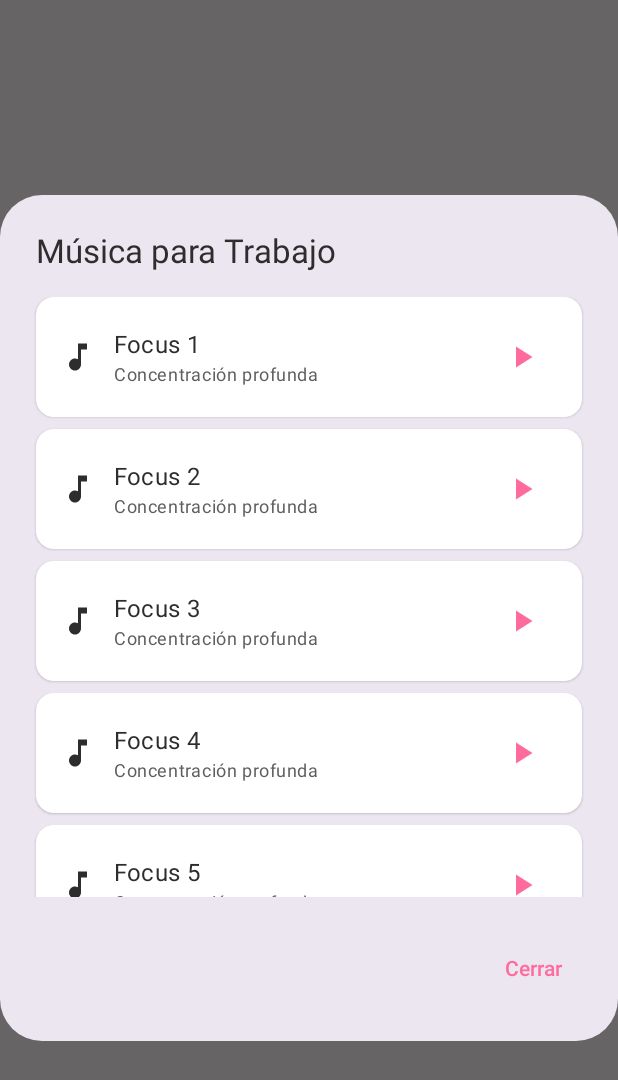
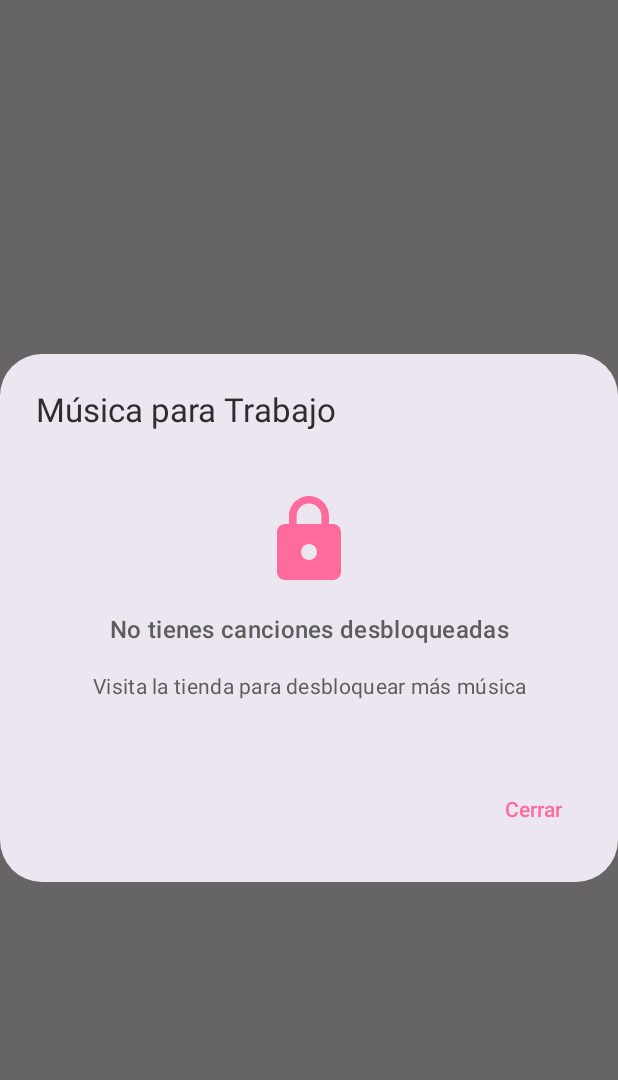
Before and after one commit to Adano89859/PomodoroAndroid, an Android app built with Jetpack Compose: the composable MusicSelectorDialog called with empty values, on a phone screen of 412 x 824 dp. Shown: the top 1080 px of the screen. Run offline under Robolectric (Android 15) with nearby library versions, the light colour scheme and no system bars; our stand-ins replace Room's generated code.

Commit message:
En los ajustes solo aparecen las canciones desbloqueadas, y te da un botón para redireccionar a la tienda y poder comprar más canciones.

```diff
--- a/app/src/main/java/com/example/pomodoro/ui/navigation/NavGraph.kt
+++ b/app/src/main/java/com/example/pomodoro/ui/navigation/NavGraph.kt
@@ -48,6 +48,9 @@ fun NavGraph(
                 viewModel = viewModel,
                 onNavigateBack = {
                     navController.popBackStack()
+                },
+                onNavigateToShop = {  // ← NUEVO
+                    navController.navigate(Screen.Shop.route)
                 }
             )
         }
--- a/app/src/main/java/com/example/pomodoro/ui/settings/MusicSelectorDialog.kt
+++ b/app/src/main/java/com/example/pomodoro/ui/settings/MusicSelectorDialog.kt
@@ -11,20 +11,28 @@ import androidx.compose.runtime.*
 import androidx.compose.ui.Alignment
 import androidx.compose.ui.Modifier
 import androidx.compose.ui.text.font.FontWeight
+import androidx.compose.ui.text.style.TextAlign
 import androidx.compose.ui.unit.dp
+import androidx.lifecycle.viewmodel.compose.viewModel
 import com.example.pomodoro.data.model.MusicTrack
 import com.example.pomodoro.data.model.SessionType
+import com.example.pomodoro.ui.shop.ShopViewModel
 import com.example.pomodoro.utils.MusicCatalog
 
 @Composable
 fun MusicSelectorDialog(
     sessionType: SessionType,
-    currentTrackId: Int,  // ← CAMBIADO de String a Int
+    currentTrackId: Int,
     onDismiss: () -> Unit,
-    onTrackSelected: (Int) -> Unit,  // ← CAMBIADO de String a Int
-    onPreviewTrack: (Int) -> Unit  // ← CAMBIADO de String a Int
+    onTrackSelected: (Int) -> Unit,
+    onPreviewTrack: (Int) -> Unit,
+    onNavigateToShop: (() -> Unit)? = null  // ← NUEVO: navegación a tienda
 ) {
-    val tracks = MusicCatalog.getTracksByType(sessionType)  // ← CAMBIADO nombre del método
+    val shopViewModel: ShopViewModel = viewModel()
+    val unlockedMusicIds by shopViewModel.unlockedMusicIds.collectAsState(initial = emptyList())
+
+    val allTracks = MusicCatalog.getTracksByType(sessionType)
+    val unlockedTracks = allTracks.filter { it.id in unlockedMusicIds }
 
     val title = when (sessionType) {
         SessionType.WORK -> "Música para Trabajo"
@@ -41,13 +49,55 @@ fun MusicSelectorDialog(
             )
         },
         text = {
+            if (unlockedTracks.isEmpty()) {
+                // Mensaje si no hay canciones desbloqueadas
+                Column(
+                    modifier = Modifier
+                        .fillMaxWidth()
+                        .padding(24.dp),
+                    horizontalAlignment = Alignment.CenterHorizontally,
+                    verticalArrangement = Arrangement.spacedBy(16.dp)
+                ) {
+                    Icon(
+                        Icons.Default.Lock,
+                        contentDescription = null,
+                        modifier = Modifier.size(64.dp),
+                        tint = MaterialTheme.colorScheme.primary
+                    )
+                    Text(
+                        text = "No tienes canciones desbloqueadas",
+                        style = MaterialTheme.typography.titleMedium,
+                        textAlign = TextAlign.Center
+                    )
+                    Text(
+                        text = "Visita la tienda para desbloquear más música",
+                        style = MaterialTheme.typography.bodyMedium,
+                        textAlign = TextAlign.Center,
+                        color = MaterialTheme.colorScheme.onSurfaceVariant
+                    )
+
+                    onNavigateToShop?.let { navigate ->
+                        Button(
+                            onClick = {
+                                onDismiss()
+                                navigate()
+                            }
+                        ) {
+                            Icon(Icons.Default.ShoppingCart, null)
+                            Spacer(Modifier.width(8.dp))
+                            Text("Ir a la Tienda")
+                        }
+                    }
+                }
+            } else {
+                // Lista de canciones desbloqueadas
                 LazyColumn(
                     modifier = Modifier
                         .fillMaxWidth()
                         .height(400.dp),
                     verticalArrangement = Arrangement.spacedBy(8.dp)
                 ) {
-                items(tracks) { track ->
+                    items(unlockedTracks) { track ->
                         MusicTrackItem(
                             track = track,
                             isSelected = track.id == currentTrackId,
@@ -57,6 +107,43 @@ fun MusicSelectorDialog(
                             },
                             onPreview = { onPreviewTrack(track.id) }
                         )
+                    }
+
+                    // Botón para ver más en la tienda
+                    item {
+                        onNavigateToShop?.let { navigate ->
+                            Card(
+                                modifier = Modifier
+                                    .fillMaxWidth()
+                                    .clickable {
+                                        onDismiss()
+                                        navigate()
+                                    },
+                                colors = CardDefaults.cardColors(
+                                    containerColor = MaterialTheme.colorScheme.primaryContainer
+                                )
+                            ) {
+                                Row(
+                                    modifier = Modifier
+                                        .fillMaxWidth()
+                                        .padding(16.dp),
+                                    horizontalArrangement = Arrangement.spacedBy(12.dp),
+                                    verticalAlignment = Alignment.CenterVertically
+                                ) {
+                                    Icon(
+                                        Icons.Default.ShoppingCart,
+                                        contentDescription = null,
+                                        tint = MaterialTheme.colorScheme.primary
+                                    )
+                                    Text(
+                                        text = "Ver más en la tienda",
+                                        style = MaterialTheme.typography.titleMedium,
+                                        color = MaterialTheme.colorScheme.primary
+                                    )
+                                }
+                            }
+                        }
+                    }
                 }
             }
         },
```
Also changed, not shown: app/src/main/java/com/example/pomodoro/ui/settings/SettingsScreen.kt (+9 -5 lines). Lines whose indentation alone changed are shown as unchanged.
